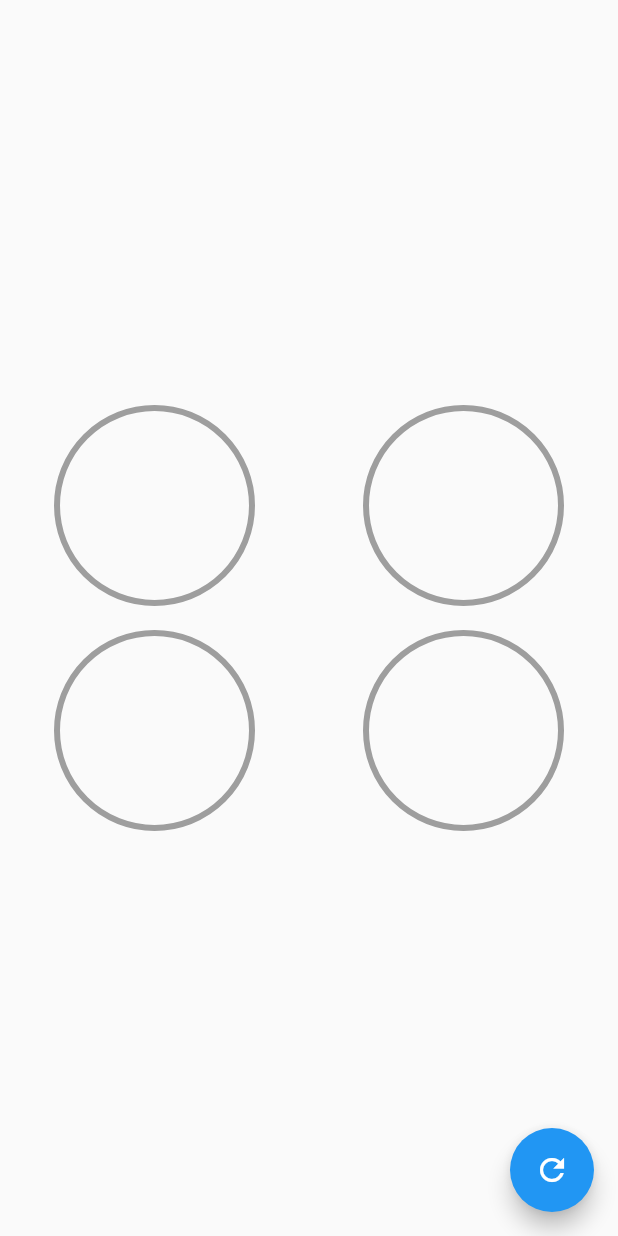
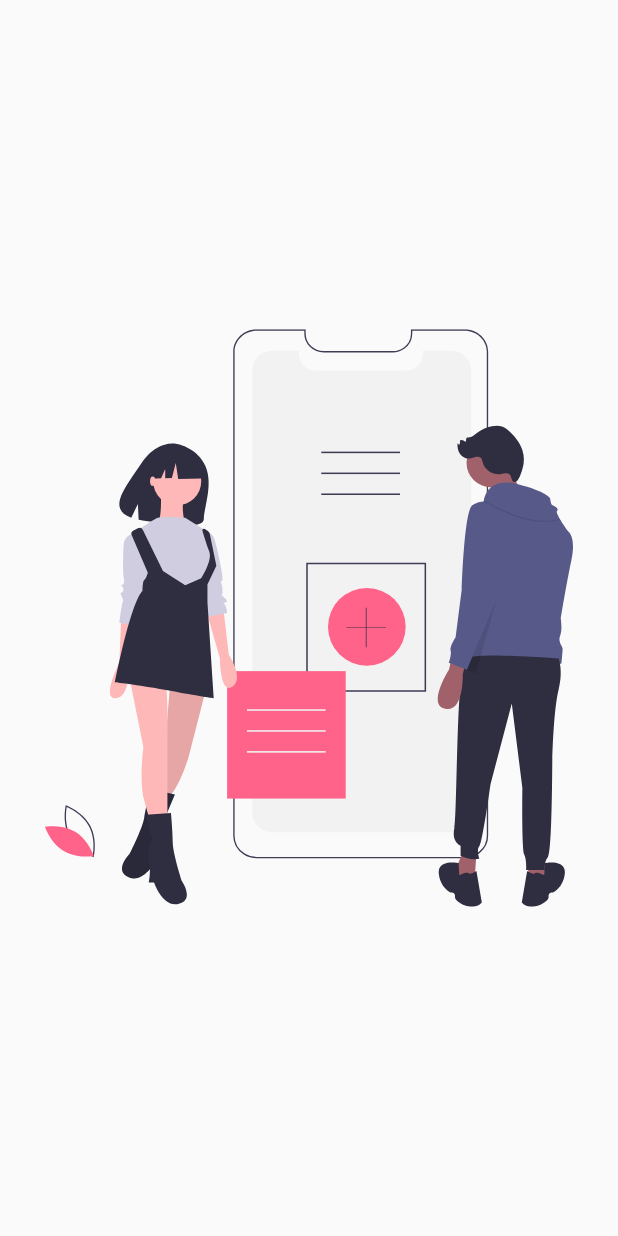
Before and after one commit to EstebanIndiveri/flutteranimations, a Flutter app: the screen it shows after launch, on a phone screen of 412 x 824 dp. Run offline on Flutter 3.47's test engine with Material 2 defaults, Android fonts, the phone set to English and light mode, and no system bars; our stand-ins replace flutter_svg.

```diff
--- a/lib/main.dart
+++ b/lib/main.dart
@@ -1,5 +1,6 @@
 // import 'package:disenos/src/challenge/cuadrado_animado_page.dart';
-import 'package:disenos/src/pages/graficas_circulares_page.dart';
+// import 'package:disenos/src/pages/graficas_circulares_page.dart';
+import 'package:disenos/src/pages/slideshow_page.dart';
 import 'package:flutter/material.dart';
 // import 'package:disenos/src/pages/headers_page.dart';
 
@@ -13,7 +14,7 @@ class MyApp extends StatelessWidget {
     return MaterialApp(
       debugShowCheckedModeBanner: false,
       title: 'Diseños App',
-      home: GraficasCircularesPage(),
+      home: SlideShowPage(),
     );
   }
 }
--- /dev/null
+++ b/lib/src/pages/slideshow_page.dart
@@ -0,0 +1,45 @@
+import 'package:flutter/material.dart';
+import 'package:flutter_svg/flutter_svg.dart';
+
+class SlideShowPage extends StatelessWidget {
+  @override
+  Widget build(BuildContext context) {
+    return Scaffold(
+      body: Center(
+        // child:SvgPicture.asset('assets/svg/slide-1.svg')
+        // child:SvgPicture.asset('assets/svg/slide-1.svg')
+        child: _Slides(),
+        // child:Text('hola')
+        ),
+    );
+  }
+}
+
+class _Slides extends StatelessWidget {
+  @override
+  Widget build(BuildContext context) {
+    return Container(
+      child: PageView(
+        children: <Widget>[
+          _Slide('assets/svg/slide-1.svg'),
+          _Slide('assets/svg/slide-2.svg'),
+          _Slide('assets/svg/slide-3.svg'),
+        ],
+      ),
+    );
+  }
+}
+
+class _Slide extends StatelessWidget {
+  final String svg;
+  _Slide(this.svg);
+  @override
+  Widget build(BuildContext context) {
+    return Container(
+      width: double.infinity,
+      height: double.infinity,
+      padding: EdgeInsets.all(30),
+      child: SvgPicture.asset(svg),
+    );
+  }
+}
--- a/lib/src/widwets/radial_progress.dart
+++ b/lib/src/widwets/radial_progress.dart
@@ -84,6 +84,15 @@ class _MiRadialProgress extends CustomPainter {
   @override
   void paint(Canvas canvas,Size size){
     // Implement
+    final Rect rect=new Rect.fromCircle(
+      center: Offset(0,0),
+      radius: 180
+    );
+    final Gradient gradiente=new LinearGradient(colors: <Color>[
+    Color(0xffc012FF),
+    Color(0xff6d05e8),
+    Colors.red
+    ]);
     // Ciclecomplete
     final paint=new Paint()
     ..strokeWidth=weightSecondary
@@ -99,7 +108,9 @@ class _MiRadialProgress extends CustomPainter {
     // arc
      final paintArco=new Paint()
     ..strokeWidth=weightPrimary
-    ..color=primaryColor
+    // ..color=primaryColor
+    ..shader=gradiente.createShader(rect)
+    ..strokeCap=StrokeCap.round
     ..style=PaintingStyle.stroke;
 
     // in
--- a/pubspec.yaml
+++ b/pubspec.yaml
@@ -28,6 +28,7 @@ dependencies:
   # The following adds the Cupertino Icons font to your application.
   # Use with the CupertinoIcons class for iOS style icons.
   cupertino_icons: ^0.1.3
+  flutter_svg: ^0.17.3+1
 
 dev_dependencies:
   flutter_test:
@@ -45,8 +46,8 @@ flutter:
   uses-material-design: true
 
   # To add assets to your application, add an assets section, like this:
-  # assets:
-  #   - images/a_dot_burr.jpeg
+  assets:
+    - assets/svg/
   #   - images/a_dot_ham.jpeg
 
   # An image asset can refer to one or more resolution-specific "variants", see
```
Also changed, not shown: assets/svg/slide-1.svg (added), assets/svg/slide-2.svg (added), assets/svg/slide-3.svg (added), assets/svg/slide-4.svg (added), assets/svg/slide-5.svg (added), pubspec.lock.
